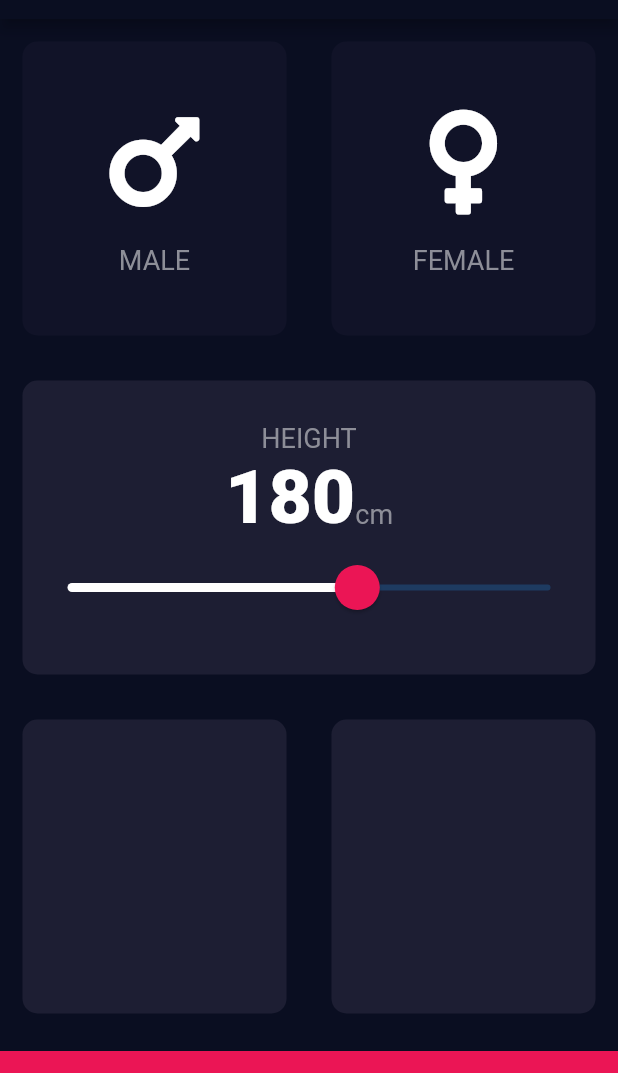
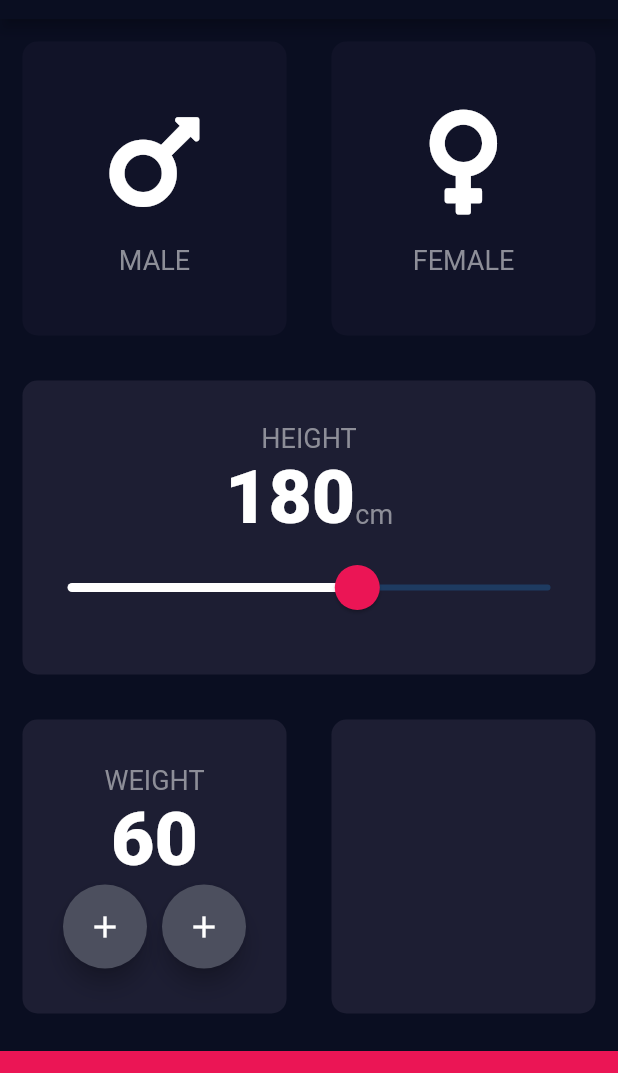
Before and after one commit to HeshanWeerasooriya/BMI-Calculator, a Flutter app: the screen it shows after launch, on a phone screen of 412 x 824 dp, the part 65-1138 px from its top. Run offline on Flutter 3.47's test engine with Material 2 defaults, Android fonts, the phone set to English and light mode, and no system bars; our stand-ins replace font_awesome_flutter.

Commit message:
weight card with FAB

```diff
--- a/lib/input_page.dart
+++ b/lib/input_page.dart
@@ -20,6 +20,7 @@ class InputPage extends StatefulWidget {
 class _InputPageState extends State<InputPage> {
   Gender? selectedGender;
   int height = 180;
+  int weight = 60;
 
   @override
   Widget build(BuildContext context) {
@@ -118,10 +119,39 @@ class _InputPageState extends State<InputPage> {
           ),
           Expanded(
             child: Row(
-              children: const [
+              children: [
                 Expanded(
                   child: ReusableCard(
                     colour: kActiveCardColor,
+                    cardChild: Column(
+                      mainAxisAlignment: MainAxisAlignment.center,
+                      children: [
+                        const Text(
+                          'WEIGHT',
+                          style: kLableTextStyle,
+                        ),
+                        Text(
+                          weight.toString(),
+                          style: kNumberTextStyle,
+                        ),
+                        Row(
+                          mainAxisAlignment: MainAxisAlignment.center,
+                          children: [
+                            FloatingActionButton(
+                              onPressed: () {},
+                              child: const Icon(Icons.add),
+                              backgroundColor: const Color(0xFF4C4F5E),
+                            ),
+                            const SizedBox(width: 10.0),
+                            FloatingActionButton(
+                              onPressed: () {},
+                              child: const Icon(Icons.add),
+                              backgroundColor: const Color(0xFF4C4F5E),
+                            ),
+                          ],
+                        )
+                      ],
+                    ),
                   ),
                 ),
                 Expanded(
@@ -143,3 +173,16 @@ class _InputPageState extends State<InputPage> {
     );
   }
 }
+
+class RoundIconButton extends StatelessWidget {
+  const RoundIconButton({Key? key}) : super(key: key);
+
+  @override
+  Widget build(BuildContext context) {
+    return RawMaterialButton(
+      onPressed: () {},
+      shape: CircleBorder(),
+      fillColor: const Color(0xFF4C4F5E),
+    );
+  }
+}
```
